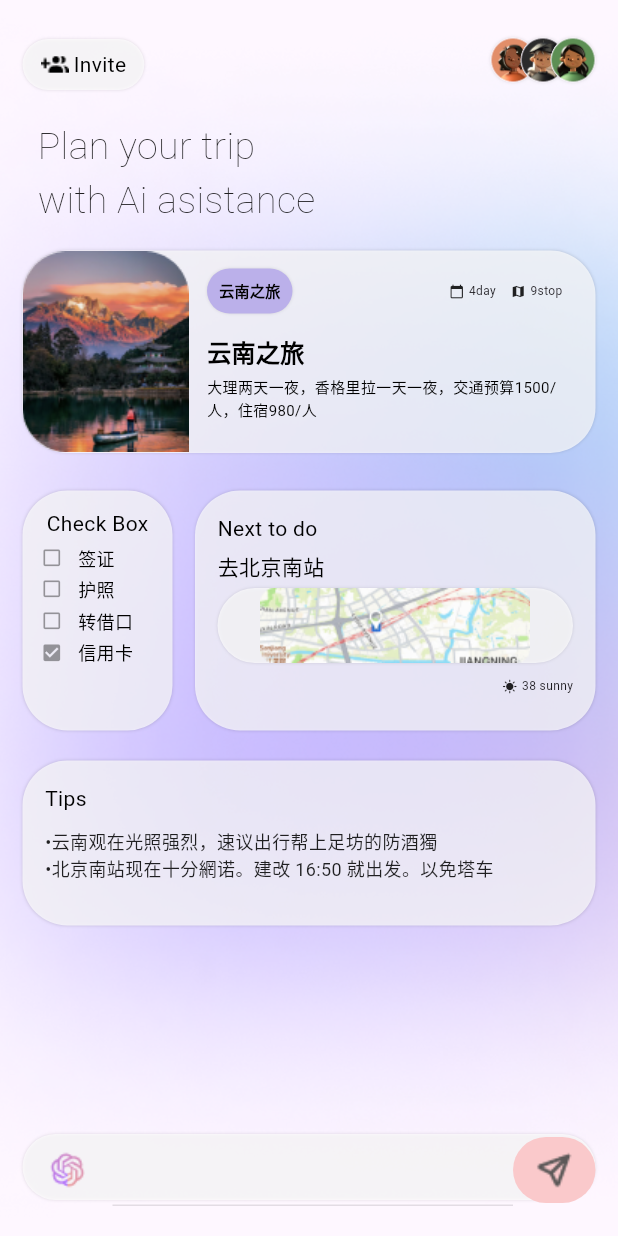
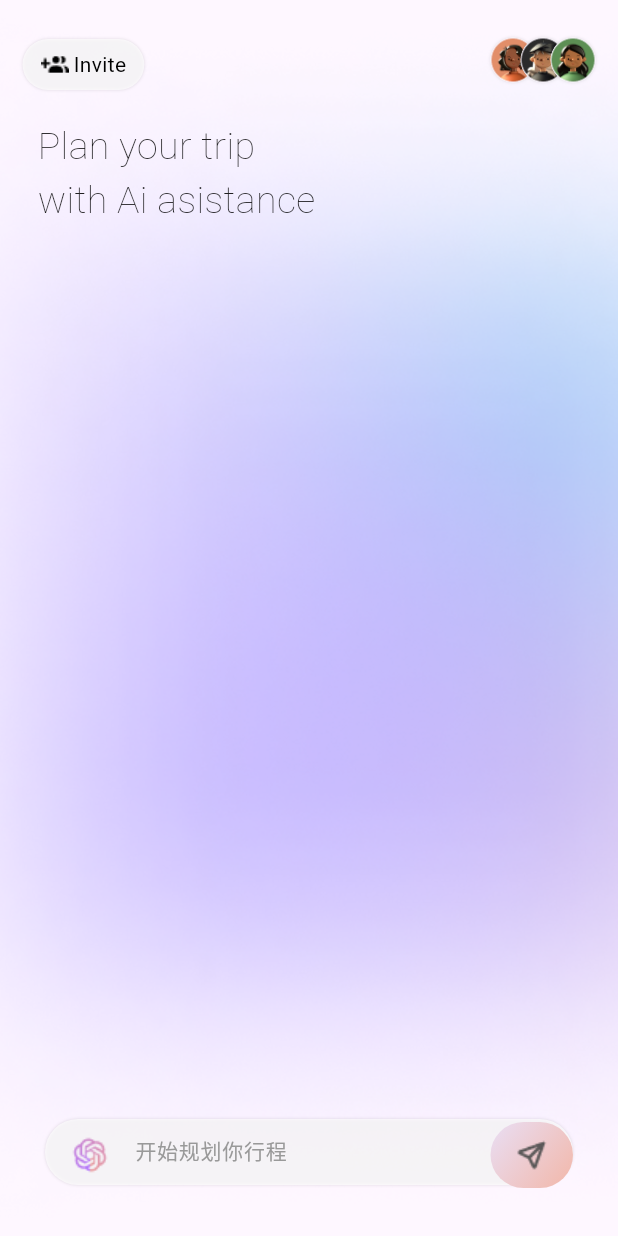
Before and after one commit to liao3841054/ai_travel, a Flutter app: the screen it shows after launch, on a phone screen of 412 x 824 dp. Run offline on Flutter 3.47's test engine with Material 2 defaults, Android fonts, the light colour scheme and no system bars; our stand-ins replace flutter_login, flutter_rating_bar, get, get_storage, pub_semver; missing offline and left inert: flutter_macos_webview, in_app_review.

Commit message:
点击发送

```diff
--- a/lib/pages/travel/controller.dart
+++ b/lib/pages/travel/controller.dart
@@ -6,6 +6,8 @@ class TravelController extends GetxController {
   TravelController();
 
   final state = TravelState();
+
+  var showPlan = false.obs;
 
   // tap
   void handleTap(int index) {
@@ -38,4 +40,8 @@ class TravelController extends GetxController {
   void dispose() {
     super.dispose();
   }
+
+  void reShowPlan() {
+    showPlan.value = true;
+  }
 }
--- a/lib/pages/travel/widgets/chat_bottom_sheet.dart
+++ b/lib/pages/travel/widgets/chat_bottom_sheet.dart
@@ -43,7 +43,7 @@ class ChatActionSheetContent extends StatelessWidget {
     return Container(
       decoration: BoxDecoration(
         color: Colors.white.withAlpha(200),
-        borderRadius: BorderRadius.only(
+        borderRadius: const BorderRadius.only(
           topLeft: Radius.circular(16.0),
           topRight: Radius.circular(16.0),
         ),
--- a/lib/pages/travel/widgets/chat_btm_bar.dart
+++ b/lib/pages/travel/widgets/chat_btm_bar.dart
@@ -1,4 +1,6 @@
 import 'package:flutter/material.dart';
+import 'package:get/get.dart';
+import 'package:sq_chatgpt/pages/travel/index.dart';
 
 import 'shadow_white_container.dart';
 
@@ -34,20 +36,39 @@ class ChatBottomBar extends StatelessWidget {
             ),
             Expanded(
                 child: TextField(
+              decoration: const InputDecoration(
+                  border: InputBorder.none,
+                  contentPadding: EdgeInsets.only(bottom: 5),
+                  hintText: "开始规划你行程",
+                  hintStyle: TextStyle(
+                      color: Color.fromRGBO(153, 153, 153, 1), fontSize: 14)),
               enabled: enabled,
             )),
-            Container(
+            GestureDetector(
+              onTap: () {
+                print("点击了发送按钮");
+
+                Get.find<TravelController>().reShowPlan();
+              },
+              child: Container(
                 width: 55,
                 height: 44,
                 decoration: BoxDecoration(
-                  color: Color.fromRGBO(250, 201, 203, 1),
+                    // color: const Color.fromRGBO(250, 201, 203, 1),
+                    // 渐变色
+                    gradient: const LinearGradient(
+                      colors: [Color(0xffE9DEF4), Color(0xffF2B7A9)],
+                      begin: Alignment.topLeft,
+                      end: Alignment.bottomRight,
+                    ),
                     borderRadius: BorderRadius.circular(25)),
                 child: Center(
                   child: Image.asset(
                     "images/send_icon.png",
                     fit: BoxFit.fitHeight,
-                  width: 25,
-                  height: 25,
+                    width: 21,
+                    height: 21,
+                  ),
                 ),
               ),
             )
--- a/lib/pages/travel/widgets/trave_list_widget.dart
+++ b/lib/pages/travel/widgets/trave_list_widget.dart
@@ -15,10 +15,19 @@ class TraveListWidget extends GetView<TravelController> {
 
   @override
   Widget build(BuildContext context) {
-    return Container(
+    return Stack(
+      children: [
+        Container(
             height: double.infinity,
             width: double.infinity,
             padding: const EdgeInsets.symmetric(horizontal: 15),
+            decoration: const BoxDecoration(
+              image: DecorationImage(
+                image: AssetImage('images/bg.png'),
+                fit: BoxFit.cover,
+              ),
+              // 阴影
+            ),
             child: Column(
               children: [
                 const SizedBox(
@@ -43,14 +52,43 @@ class TraveListWidget extends GetView<TravelController> {
                     ),
                   ),
                 ),
+                Obx(() {
+                  return controller.showPlan == true
+                      ? Expanded(child: Column(children: buildPlanData()))
+                      : Container();
+                }),
+                // 一个圆角矩形，里面左边一个无边框图片，右边是Column布局的 文字标题 描述
+              ],
+            )),
+        Positioned(
+          bottom: 30,
+          left: 30,
+          right: 30,
+          child: GestureDetector(
+              onTap: () {
+                // Get.to(ChatBottomSheet());
+                showModalBottomSheet(
+                  context: context,
+                  backgroundColor: Colors.transparent,
+                  builder: (BuildContext context) {
+                    return const ChatActionSheetContent();
+                  },
+                );
+              },
+              child: const ChatBottomBar(
+                enabled: false,
+              )),
+        )
+      ],
+    );
+  }
 
-            // 一个圆角矩形，里面左边一个无边框图片，右边是Column布局的 文字标题 描述
+  List<Widget> buildPlanData() {
+    return [
       const SizedBox(
         height: 15,
       ),
-
       TravelTimeWidget(),
-
       const SizedBox(
         height: 25,
       ),
@@ -87,10 +125,8 @@ class TraveListWidget extends GetView<TravelController> {
               ),
               Column(
                 children: const [
-                        Text(
-                            "•云南观在光照强烈，速议出行帮上足坊的防酒獨 \n•北京南站现在十分網诺。建改 16:50 就出发。以免塔车",
-                            style:
-                                TextStyle(color: Colors.black87, fontSize: 12)),
+                  Text("•云南观在光照强烈，速议出行帮上足坊的防酒獨 \n•北京南站现在十分網诺。建改 16:50 就出发。以免塔车",
+                      style: TextStyle(color: Colors.black87, fontSize: 12)),
                 ],
               )
             ],
@@ -101,37 +137,11 @@ class TraveListWidget extends GetView<TravelController> {
         height: 20,
       ),
       const Spacer(),
-
-            GestureDetector(
-                onTap: () {
-                  // Get.to(ChatBottomSheet());
-                  showModalBottomSheet(
-                    context: context,
-                    backgroundColor: Colors.transparent,
-                    builder: (BuildContext context) {
-                      return const ChatActionSheetContent();
-                    },
-                  );
-                },
-                child: const ChatBottomBar(
-                  enabled: false,
-                )),
-
       const SizedBox(
         height: 20,
-            ),
-          ],
-        ),
-        decoration: BoxDecoration(
-          image: DecorationImage(
-            image: AssetImage('images/bg.png'),
-            fit: BoxFit.cover,
-          ),
-          // 阴影
-        ));
+      )
+    ];
   }
-  // 紫色渐变
-
 }
 
 class MapWidget extends StatelessWidget {
@@ -160,12 +170,12 @@ class MapWidget extends StatelessWidget {
                 height: 5,
               ),
               ShadowWhiteContainer(
+                height: 50,
+                width: double.infinity,
                 child: Image.asset(
                   "images/travel_map_icon.png",
                   fit: BoxFit.fitHeight,
                 ),
-                height: 50,
-                width: double.infinity,
               ),
               const SizedBox(
                 height: 10,
--- a/lib/pages/travel_timeline/widgets/time_line.dart
+++ b/lib/pages/travel_timeline/widgets/time_line.dart
@@ -189,7 +189,7 @@ class BoardingByWidget extends StatelessWidget {
       circular: 20,
       padding: const EdgeInsets.symmetric(horizontal: 12, vertical: 12),
       child: Image.asset(
-        "images/ticket_icon.png",
+        "images/take_icon.png",
         height: 30,
         width: 45,
         errorBuilder: (context, error, stackTrace) => Container(
```
Lines whose indentation alone changed are shown as unchanged.
